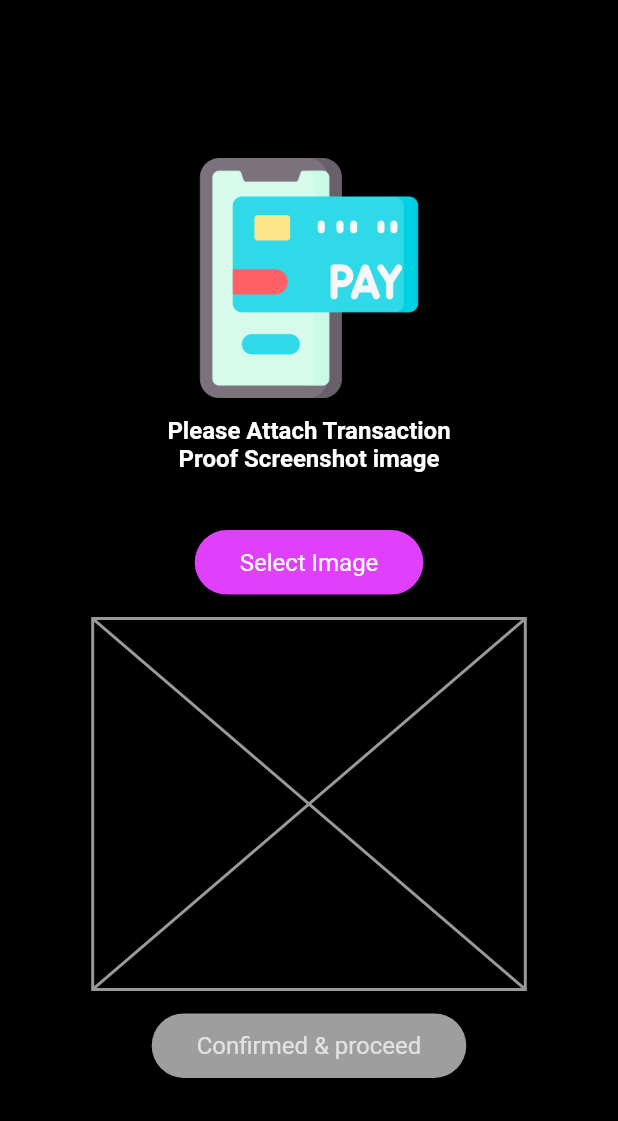
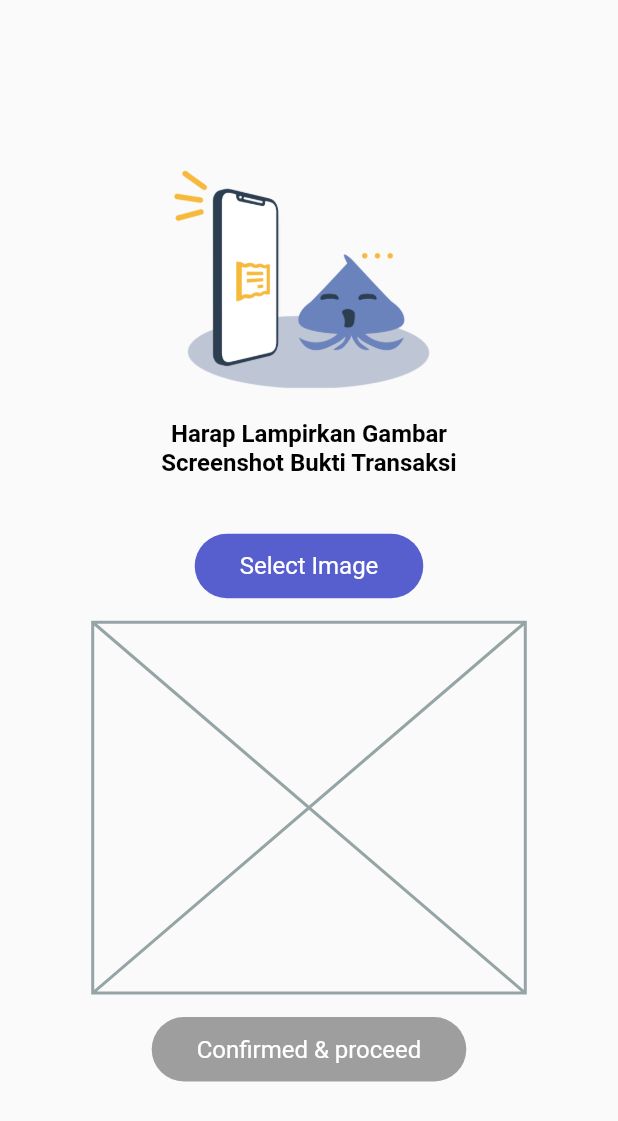
Before and after one commit to syahlan1/MobileAppStore, a Flutter app: the OrderConfirmationScreen screen opened directly, on a phone screen of 412 x 824 dp. Shown: the top 1121 px of the screen. Run offline on Flutter 3.47's test engine with Material 2 defaults, Android fonts, the phone set to English and light mode, and no system bars; our stand-ins replace flutter_rating_bar, fluttertoast, font_awesome_flutter, get, image_picker, shared_preferences; accounts and stored records are empty.

Commit message:
order confirmation UI

```diff
--- a/lib/users/order/order_confirmation.dart
+++ b/lib/users/order/order_confirmation.dart
@@ -141,7 +141,6 @@ class OrderConfirmationScreen extends StatelessWidget {
   @override
   Widget build(BuildContext context) {
     return Scaffold(
-      backgroundColor: Colors.black,
       body: Center(
         child: Column(
           mainAxisAlignment: MainAxisAlignment.center,
@@ -149,7 +148,7 @@ class OrderConfirmationScreen extends StatelessWidget {
             //image
             Image.asset(
               "images/transaction.png",
-              width: 160,
+              width: 180,
             ),
 
             const SizedBox(
@@ -160,10 +159,10 @@ class OrderConfirmationScreen extends StatelessWidget {
             const Padding(
               padding: const EdgeInsets.all(8.0),
               child: Text(
-                "Please Attach Transaction \nProof Screenshot image",
+                "Harap Lampirkan Gambar\nScreenshot Bukti Transaksi",
                 textAlign: TextAlign.center,
                 style: TextStyle(
-                  color: Colors.white,
+                  color: Colors.black,
                   fontWeight: FontWeight.bold,
                   fontSize: 16,
                 ),
@@ -176,8 +175,7 @@ class OrderConfirmationScreen extends StatelessWidget {
 
             //select image button
             Material(
-              elevation: 8,
-              color: Colors.purpleAccent,
+              color: Color(0xff575fcf),
               borderRadius: BorderRadius.circular(30),
               child: InkWell(
                 onTap: () {
@@ -216,7 +214,7 @@ class OrderConfirmationScreen extends StatelessWidget {
                         imageSelectedByte,
                         fit: BoxFit.contain,
                       )
-                    : const Placeholder(color: Colors.white60),
+                    : const Placeholder(color: Color(0xff95a5a6)),
               ),
             ),
 
@@ -227,9 +225,8 @@ class OrderConfirmationScreen extends StatelessWidget {
             //confirm and proceed
             Obx(
               () => Material(
-                elevation: 8,
                 color: imageSelectedByte.length > 0
-                    ? Colors.purpleAccent
+                    ? Color(0xff575fcf)
                     : Colors.grey,
                 borderRadius: BorderRadius.circular(30),
                 child: InkWell(
@@ -252,7 +249,7 @@ class OrderConfirmationScreen extends StatelessWidget {
                     child: Text(
                       "Confirmed & proceed",
                       style: TextStyle(
-                        color: Colors.white70,
+                        color: Colors.white,
                         fontSize: 16,
                       ),
                     ),
```
Also changed, not shown: images/transaction.png, 2 other files.
